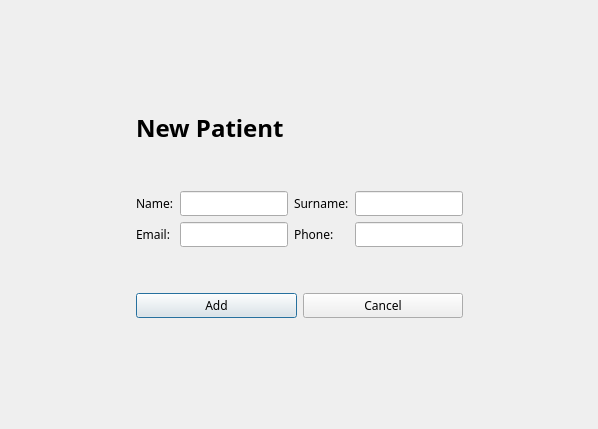
Qt form ui/addpatient.ui (VojtaDC/FINAL_COVID_PROJECT) before a commit.
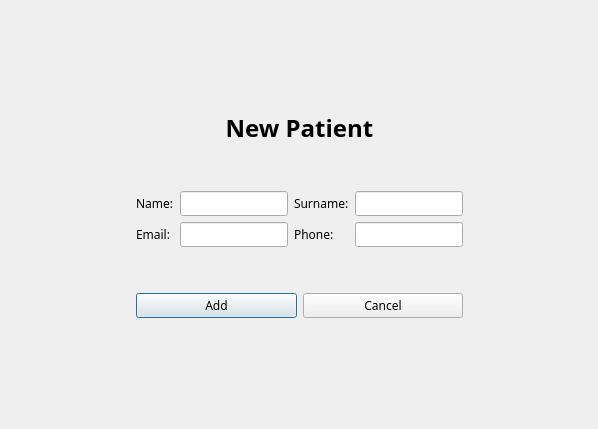
The same form after that commit.

```diff
--- a/ui/addpatient.ui
+++ b/ui/addpatient.ui
@@ -177,6 +177,9 @@
        <property name="text">
         <string>New Patient</string>
        </property>
+       <property name="alignment">
+        <set>Qt::AlignCenter</set>
+       </property>
       </widget>
      </item>
      <item row="1" column="0">
```
